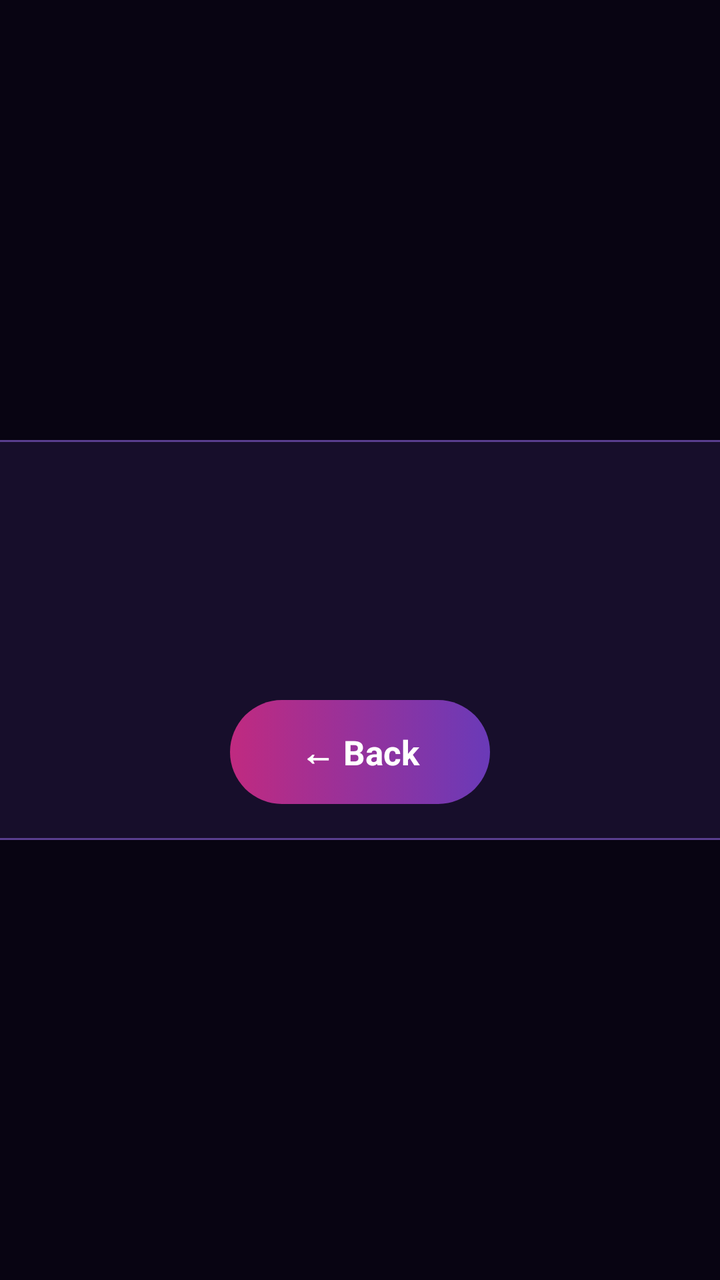
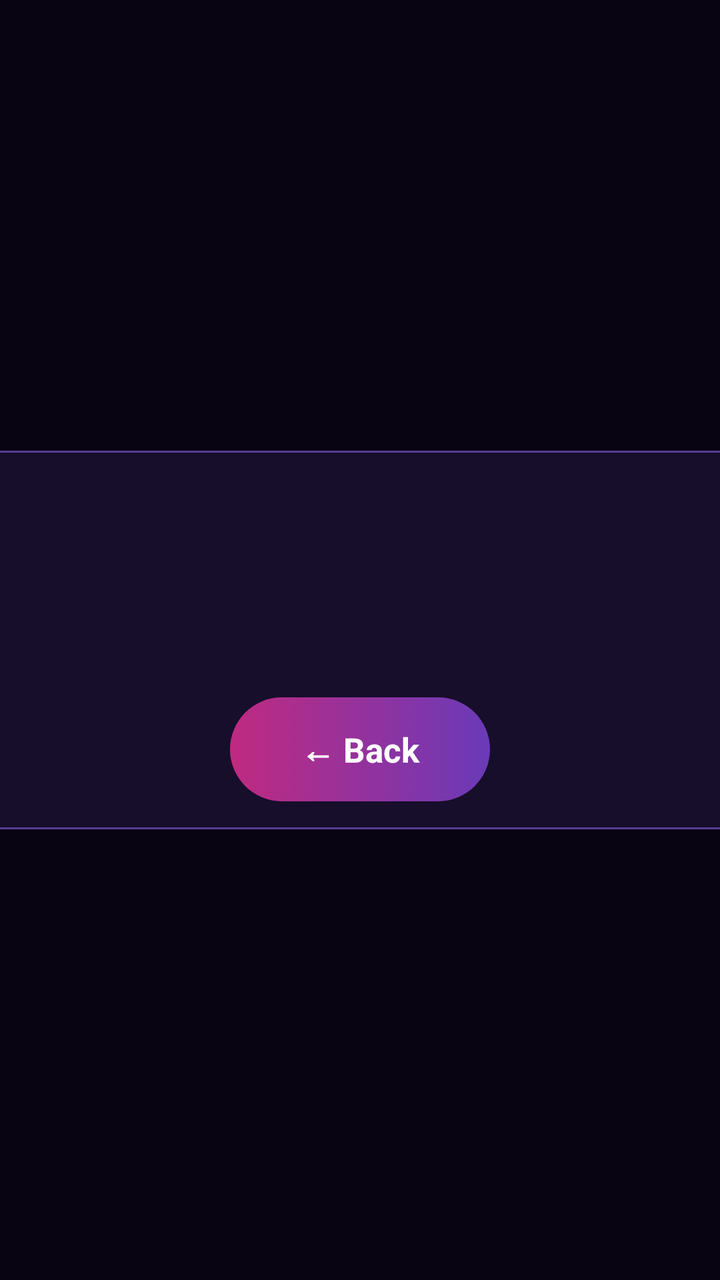

The first picture is an Android layout as it rendered before a commit; the second is the same layout after the commit. The layout source and the unified diff follow.
<!-- AndroidManifest.xml: application theme Theme.KaraokeTV -->
<!-- res/layout/achievements.xml -->
<?xml version="1.0" encoding="utf-8"?>
<FrameLayout xmlns:android="http://schemas.android.com/apk/res/android"
    android:layout_width="match_parent"
    android:layout_height="match_parent"
    android:background="@color/scrim"
    android:clickable="true">

    <LinearLayout
        android:layout_width="800dp"
        android:layout_height="wrap_content"
        android:layout_gravity="center"
        android:background="@drawable/panel_bg"
        android:gravity="center_horizontal"
        android:orientation="vertical"
        android:padding="18dp">

        <LinearLayout
            android:layout_width="wrap_content"
            android:layout_height="wrap_content"
            android:gravity="center_vertical"
            android:orientation="horizontal">

            <TextView
                android:id="@+id/achAvatar"
                android:layout_width="40dp"
                android:layout_height="40dp"
                android:gravity="center"
                android:importantForAccessibility="no"
                android:textColor="#0B0614"
                android:textSize="20sp"
                android:textStyle="bold" />

            <TextView
                android:id="@+id/achTitle"
                android:layout_width="wrap_content"
                android:layout_height="wrap_content"
                android:layout_marginStart="12dp"
                android:ellipsize="end"
                android:fontFamily="sans-serif-black"
                android:maxLines="1"
                android:maxWidth="600dp"
                android:shadowColor="@color/gold"
                android:shadowRadius="18"
                android:textColor="#FFFFFF"
                android:textSize="26sp" />
        </LinearLayout>

        <TextView
            android:id="@+id/achSub"
            android:layout_width="wrap_content"
            android:layout_height="wrap_content"
            android:layout_marginTop="4dp"
            android:textColor="@color/text_dim"
            android:textSize="15sp" />

        <LinearLayout
            android:id="@+id/achGrid"
            android:layout_width="match_parent"
            android:layout_height="wrap_content"
            android:layout_marginTop="10dp"
            android:orientation="vertical" />

        <TextView
            style="@style/Label"
            android:layout_gravity="start"
            android:layout_marginTop="8dp"
            android:layout_marginStart="4dp"
            android:text="🎼 GENRES SUNG" />

        <LinearLayout
            android:id="@+id/achGenres"
            android:layout_width="match_parent"
            android:layout_height="wrap_content"
            android:layout_marginTop="2dp"
            android:orientation="vertical" />

        <TextView
            android:id="@+id/achClose"
            style="@style/TvButton.Primary"
            android:layout_marginTop="10dp"
            android:text="← Back" />
    </LinearLayout>
</FrameLayout>
<!-- resources referenced by this layout -->
<resources>
  <color name="gold">#FFD23F</color>
  <color name="scrim">#D9080412</color>
  <color name="text_dim">#B9AEDB</color>
  <!-- drawable panel_bg (drawable) -->
  <?xml version="1.0" encoding="utf-8"?>
  <shape xmlns:android="http://schemas.android.com/apk/res/android">
      <solid android:color="#D91A1030" />
      <stroke android:width="1dp" android:color="#5A3E8F" />
      <corners android:radius="18dp" />
  </shape>
  <style name="Label">
          <item name="android:layout_width">wrap_content</item>
          <item name="android:layout_height">wrap_content</item>
          <item name="android:letterSpacing">0.25</item>
          <item name="android:textColor">@color/neon_cyan</item>
          <item name="android:textSize">13sp</item>
          <item name="android:textStyle">bold</item>
      </style>
  <style name="TvButton.Primary">
          <item name="android:background">@drawable/btn_primary</item>
      </style>
  <style name="Theme.KaraokeTV" parent="android:Theme.Material.NoActionBar.Fullscreen">
          <item name="android:windowBackground">@color/bg_deep</item>
          <item name="android:colorAccent">@color/neon_pink</item>
          <item name="android:textColorPrimary">@color/text_main</item>
          <item name="android:textColor">@color/text_main</item>
          <item name="android:textColorHint">@color/text_dim</item>
          <item name="android:windowAnimationStyle">@null</item>
      </style>
  <color name="neon_cyan">#2EE6FF</color>
  <!-- drawable btn_primary (drawable) -->
  <?xml version="1.0" encoding="utf-8"?>
  <selector xmlns:android="http://schemas.android.com/apk/res/android">
      <item android:state_focused="true">
          <shape>
              <gradient android:angle="0" android:startColor="#FF5DB8" android:endColor="#9B5CFF" />
              <stroke android:width="3dp" android:color="#FFFFFF" />
              <corners android:radius="26dp" />
          </shape>
      </item>
      <item>
          <shape>
              <gradient android:angle="0" android:startColor="#C02A80" android:endColor="#6A3AB8" />
              <corners android:radius="26dp" />
          </shape>
      </item>
  </selector>
  <color name="bg_deep">#0B0614</color>
  <color name="neon_pink">#FF3DA5</color>
  <color name="text_main">#FFFFFF</color>
</resources>

<!-- the commit's change to res/layout/achievements.xml (unified diff, before → after) -->
@@ -12,7 +12,7 @@
         android:background="@drawable/panel_bg"
         android:gravity="center_horizontal"
         android:orientation="vertical"
-        android:padding="18dp">
+        android:padding="14dp">
 
         <LinearLayout
             android:layout_width="wrap_content"
@@ -51,7 +51,7 @@
             android:layout_height="wrap_content"
             android:layout_marginTop="4dp"
             android:textColor="@color/text_dim"
-            android:textSize="15sp" />
+            android:textSize="13sp" />
 
         <LinearLayout
             android:id="@+id/achGrid"
